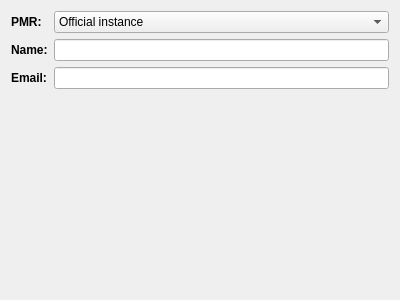
This is src/plugins/support/PMRSupport/src/pmrsupportpreferenceswidget.ui in opencor/opencor as Qt 5 draws it before an edit. The edited form follows.
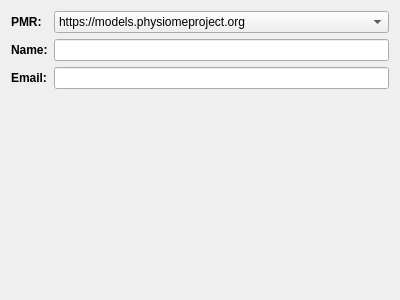
This is the edited form.

Commit message: PMR Workspaces window: some work on allowing the PMR instance to be set in user Preferences (#1069).

```diff
--- a/src/plugins/support/PMRSupport/src/pmrsupportpreferenceswidget.ui
+++ b/src/plugins/support/PMRSupport/src/pmrsupportpreferenceswidget.ui
@@ -39,7 +39,7 @@
        </property>
        <item>
         <property name="text">
-         <string>Official instance</string>
+         <string>https://models.physiomeproject.org</string>
         </property>
        </item>
        <item>
```
Left out of the diff: 4 changed lines with no effect on the pictures. The commit also changes 2 other files.
